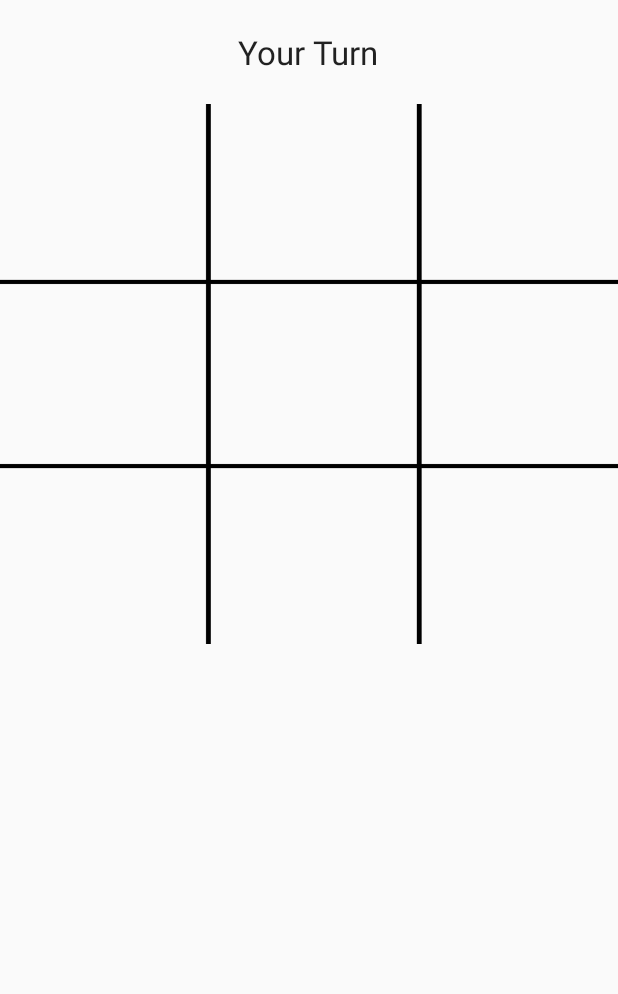
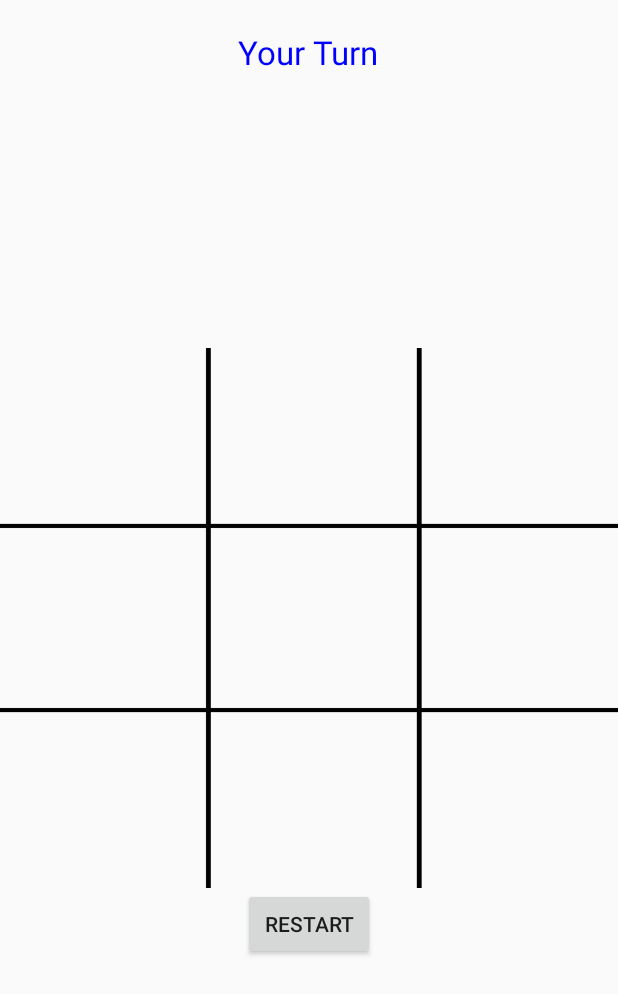
Before and after one commit to tokgozmusa/TicTacToe, an Android app: the GameActivity screen opened directly, with no data from a screen before it, on a phone screen of 412 x 824 dp. Shown: the top 994 px of the screen. Run offline under Robolectric (Android 15) with nearby library versions, the phone set to English and light mode, and no system bars.

Commit message:
Added restart button

```diff
--- a/app/src/main/AndroidManifest.xml
+++ b/app/src/main/AndroidManifest.xml
@@ -8,7 +8,7 @@
         android:label="@string/app_name"
         android:supportsRtl="true"
         android:theme="@style/AppTheme">
-        <activity android:name=".MainActivity">
+        <activity android:name=".MainActivity" android:screenOrientation="portrait">
             <intent-filter>
                 <action android:name="android.intent.action.MAIN"/>
 
@@ -16,7 +16,7 @@
             </intent-filter>
         </activity>
 
-        <activity android:name=".GameActivity"/>
+        <activity android:name=".GameActivity" android:screenOrientation="portrait"/>
 
     </application>
 
--- a/app/src/main/res/layout/activity_game.xml
+++ b/app/src/main/res/layout/activity_game.xml
@@ -1,17 +1,20 @@
 <?xml version="1.0" encoding="utf-8"?>
-<LinearLayout xmlns:android="http://schemas.android.com/apk/res/android"
-              android:orientation="vertical"
-              android:layout_width="match_parent"
-              android:layout_height="match_parent">
+<RelativeLayout xmlns:android="http://schemas.android.com/apk/res/android"
+                android:orientation="vertical"
+                android:layout_width="match_parent"
+                android:layout_height="match_parent">
 
     <TextView
         android:layout_width="wrap_content"
         android:layout_height="wrap_content"
         android:textAppearance="?android:attr/textAppearanceLarge"
         android:text="Your Turn"
+        android:textColor="@color/blue"
         android:layout_margin="20dp"
         android:id="@+id/textView_turn"
-        android:layout_gravity="center_horizontal"/>
+        android:layout_centerInParent="true"
+        android:layout_gravity="center_horizontal"
+        android:layout_alignParentTop="true"/>
 
     <GridView
         android:layout_width="match_parent"
@@ -20,6 +23,16 @@
         android:background="@drawable/background"
         android:stretchMode="columnWidth"
         android:id="@+id/gridView"
-        android:layout_gravity="center_horizontal"/>
+        android:layout_centerHorizontal="true"
+        android:layout_centerVertical="true"/>
 
-</LinearLayout>
+    <Button
+        android:layout_width="wrap_content"
+        android:layout_height="wrap_content"
+        android:text="Restart"
+        android:layout_centerInParent="true"
+        android:layout_gravity="center_horizontal"
+        android:id="@+id/button_restart"
+        android:layout_below="@id/gridView"/>
+
+</RelativeLayout>
--- a/app/src/main/res/values/colors.xml
+++ b/app/src/main/res/values/colors.xml
@@ -3,4 +3,6 @@
     <color name="colorPrimary">#3F51B5</color>
     <color name="colorPrimaryDark">#303F9F</color>
     <color name="colorAccent">#FF4081</color>
+
+    <color name="blue">#0000ff</color>
 </resources>
```
Also changed, not shown: app/src/main/java/com/hackathon/tictactoe/GameActivity.java (+138 -7 lines).
